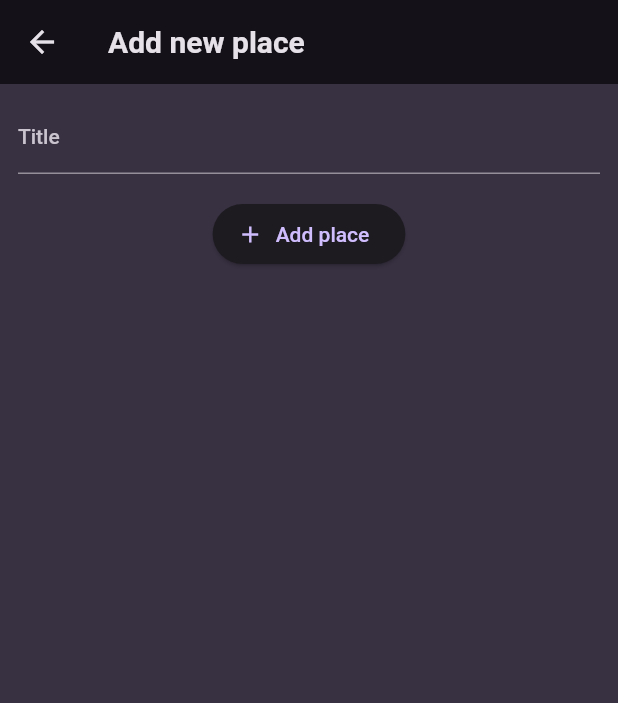
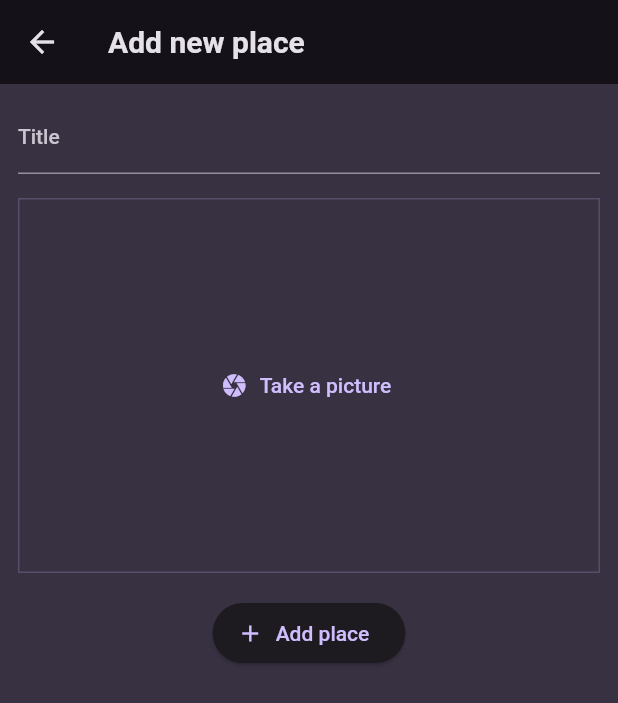
Before and after one commit to mlnbk/favorite_places, a Flutter app: the AddPlaceScreen screen opened directly, on a phone screen of 412 x 824 dp. Shown: the top 703 px of the screen. Run offline on Flutter 3.47's test engine with Material 2 defaults, Android fonts, the phone set to English and light mode, and no system bars; our stand-ins replace flutter_riverpod, google_fonts, image_picker.

Commit message:
feat: allow taking pictures
* add pick an image input
* add `image_picker` package
* use device camera to take pictures

```diff
--- a/lib/screens/add_place.dart
+++ b/lib/screens/add_place.dart
@@ -1,3 +1,4 @@
+import 'package:favorite_places/widgets/image_input.dart';
 import 'package:flutter/material.dart';
 import 'package:flutter_riverpod/flutter_riverpod.dart';
 
@@ -69,6 +70,8 @@ class _AddPlaceScreenState extends ConsumerState<AddPlaceScreen> {
                   TextStyle(color: Theme.of(context).colorScheme.onBackground),
             ),
             const SizedBox(height: 16),
+            ImageInput(),
+            const SizedBox(height: 16),
             ElevatedButton.icon(
               onPressed: _savePlace,
               icon: const Icon(Icons.add),
--- /dev/null
+++ b/lib/widgets/image_input.dart
@@ -0,0 +1,63 @@
+import 'dart:io';
+import 'package:flutter/material.dart';
+import 'package:image_picker/image_picker.dart';
+
+class ImageInput extends StatefulWidget {
+  const ImageInput({super.key});
+
+  @override
+  State<StatefulWidget> createState() {
+    return _ImageInputState();
+  }
+}
+
+class _ImageInputState extends State<ImageInput> {
+  File? _selectedImage;
+
+  void _takePicture() async {
+    final imagePicker = ImagePicker();
+    final pickedImage = await imagePicker.pickImage(
+      source: ImageSource.camera,
+      maxWidth: 600,
+    );
+
+    if (pickedImage == null) return;
+    setState(() {
+      _selectedImage = File(pickedImage.path);
+    });
+  }
+
+  @override
+  Widget build(BuildContext context) {
+    Widget content = TextButton.icon(
+      onPressed: _takePicture,
+      icon: const Icon(Icons.camera),
+      label: const Text('Take a picture'),
+    );
+
+    if (_selectedImage != null) {
+      content = GestureDetector(
+        onTap: _takePicture,
+        child: Image.file(
+          _selectedImage!,
+          fit: BoxFit.cover,
+          width: double.infinity,
+          height: double.infinity,
+        ),
+      );
+    }
+
+    return Container(
+      height: 250,
+      width: double.infinity,
+      alignment: Alignment.center,
+      decoration: BoxDecoration(
+        border: Border.all(
+          width: 1,
+          color: Theme.of(context).colorScheme.primary.withOpacity(0.2),
+        ),
+      ),
+      child: content,
+    );
+  }
+}
--- a/pubspec.yaml
+++ b/pubspec.yaml
@@ -38,6 +38,7 @@ dependencies:
   google_fonts: ^5.1.0
   uuid: ^3.0.7
   flutter_riverpod: ^2.3.6
+  image_picker: ^1.0.2
 
 dev_dependencies:
   flutter_test:
```
Also changed, not shown: pubspec.lock, 6 other files.
